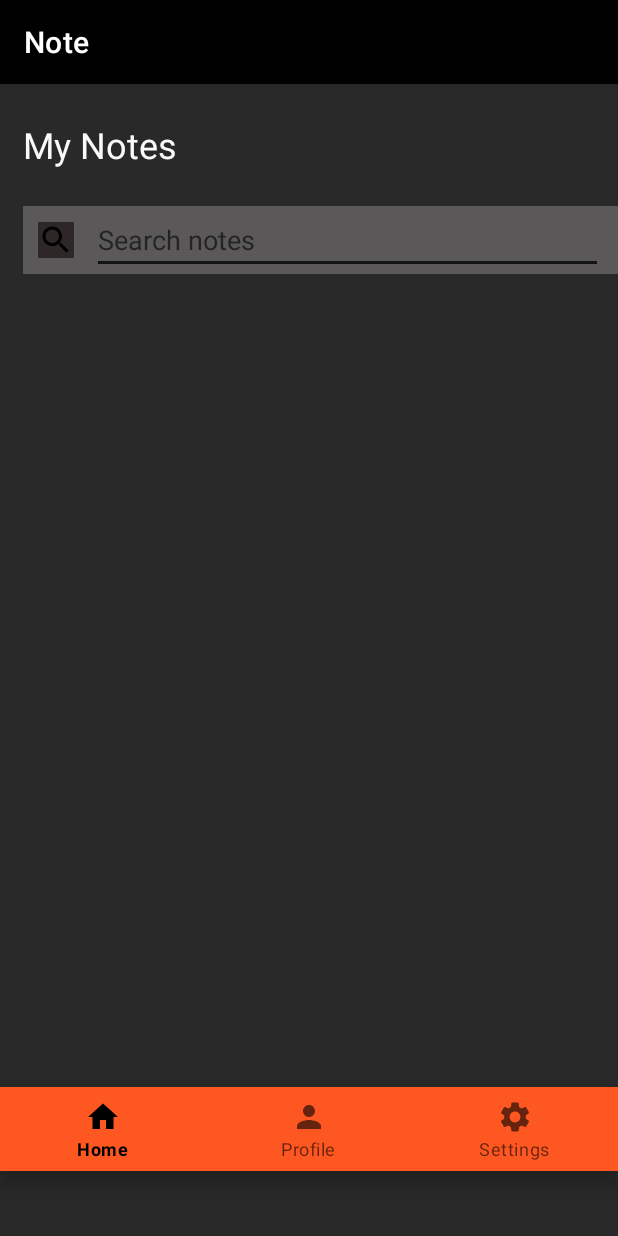
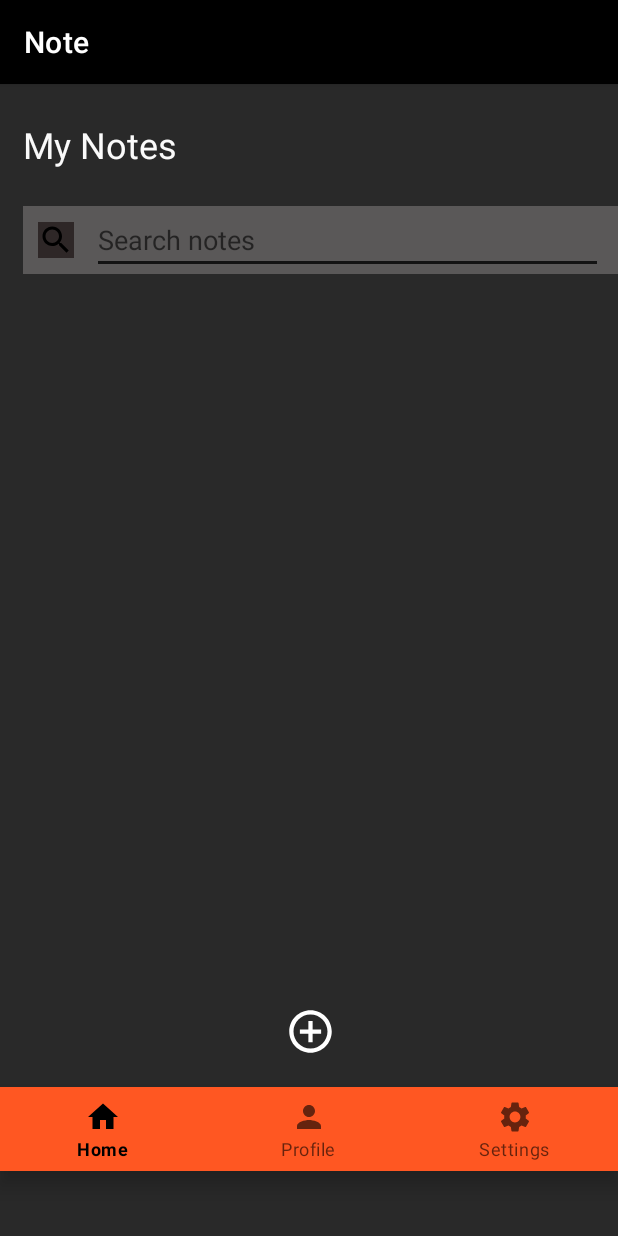
Before and after one commit to Asik2003/asik1, an Android app: the screen it shows after launch (MainActivity), on a phone screen of 412 x 824 dp. Run offline under Robolectric (Android 15) with nearby library versions, the light colour scheme and no system bars.

Commit message:
project 4.1

```diff
--- a/app/src/main/res/layout/activity_main.xml
+++ b/app/src/main/res/layout/activity_main.xml
@@ -8,11 +8,23 @@
     tools:context=".MainActivity">
 
     <LinearLayout
-        android:layout_width="match_parent"
-        android:layout_height="match_parent"
-        android:orientation="vertical"
+        android:layout_width="414dp"
+        android:layout_height="44dp"
+        android:layout_marginTop="604dp"
+        android:orientation="horizontal"
+        app:layout_constraintBottom_toTopOf="@+id/frameLayout2"
+        app:layout_constraintEnd_toEndOf="parent"
         app:layout_constraintStart_toStartOf="parent"
-        tools:layout_editor_absoluteY="212dp"></LinearLayout>
+        app:layout_constraintTop_toTopOf="parent">
+
+        <ImageView
+            android:id="@+id/imageView6"
+            android:layout_width="382dp"
+            android:layout_height="34dp"
+            android:layout_weight="1"
+            app:srcCompat="@drawable/ic_baseline_add_circle_outline_24"
+            app:tint="@color/colorWhite" />
+    </LinearLayout>
 
     <FrameLayout
         android:id="@+id/frameLayout2"
```
